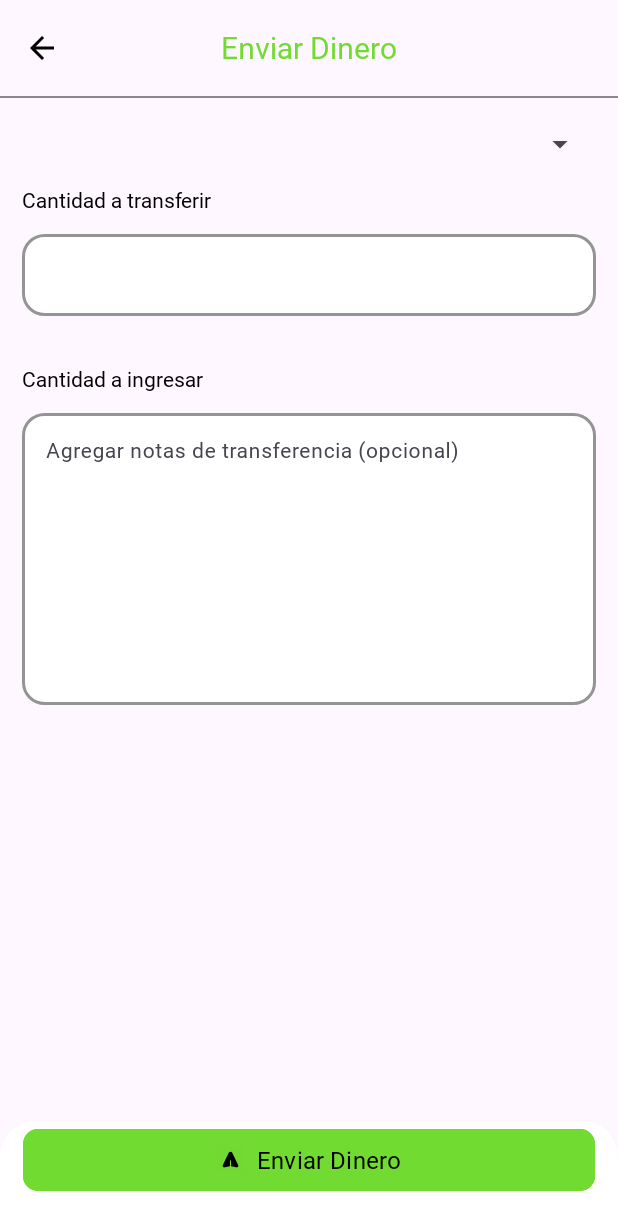
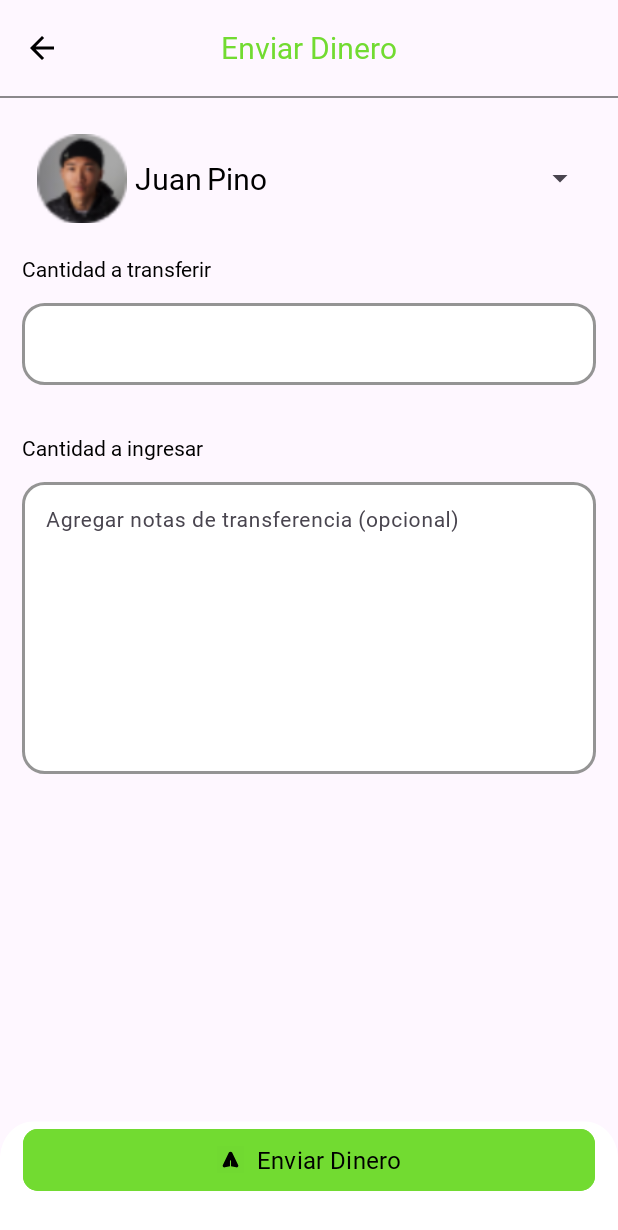
Before and after one commit to Jvbass/VirtualWalletArqLifeCycle, an Android app: the TransactionSend screen opened through its navigation route, after a tap on "Enviar Dinero", on a phone screen of 412 x 824 dp. Shown: the top 1230 px of the screen. Run offline under Robolectric (Android 15) with nearby library versions, the phone set to English and light mode, and no system bars.

Commit message:
Agrega imagen de usuario del recycler en el spinner de usuarios. Implementa funcionalidad par filtrar a usuario conectado y no mostrarlo en spinner

```diff
--- a/app/src/main/java/cl/jpinodev/walletarqlifecycle/feature_usuario/presentation/adapter/UsersAdapter.kt
+++ b/app/src/main/java/cl/jpinodev/walletarqlifecycle/feature_usuario/presentation/adapter/UsersAdapter.kt
@@ -5,35 +5,54 @@ import android.view.LayoutInflater
 import android.view.View
 import android.view.ViewGroup
 import android.widget.BaseAdapter
+import android.widget.ImageView
 import android.widget.TextView
 import cl.jpinodev.walletarqlifecycle.R
 import cl.jpinodev.walletarqlifecycle.feature_usuario.data.model.Usuario
+import cl.jpinodev.walletarqlifecycle.feature_usuario.presentation.viewmodel.WalletViewModel
 
 /*
 * Adaptador para mostrar una lista de usuarios en un Spinner.
 * Usamos BaseAdapter() para crear un adaptador base para que el Spinner sea soportado sin implementar
 * todos los métodos de la interfaz SpinnerAdapter.
  */
-class UsersAdapter(private val context: Context, private val usuarios: List<Usuario>) : BaseAdapter() {
+class UsersAdapter(private val context: Context, private val usuarios: List<Usuario>, private val viewModel: WalletViewModel) :
+    BaseAdapter() {
+
+    private val filteredUsuarios: List<Usuario> = usuarios.filter {
+        it.user_id != viewModel.usuarioConectado.value?.user_id
+    }
+
     override fun getCount(): Int {
-        return usuarios.size
+        return filteredUsuarios.size
     }
+
     override fun getItem(position: Int): Any {
-        return usuarios[position]
+        return filteredUsuarios[position]
     }
+
     override fun getItemId(position: Int): Long {
         return position.toLong()
     }
-       override fun getView(position: Int, convertView: View?, parent: ViewGroup?): View {
-        val view = convertView ?: LayoutInflater.from(context).inflate(R.layout.users_item, parent, false)
-        val usuario = usuarios[position]
+
+    override fun getView(position: Int, convertView: View?, parent: ViewGroup?): View {
+        val view =
+            convertView ?: LayoutInflater.from(context).inflate(R.layout.users_item, parent, false)
+        val usuario = filteredUsuarios[position]
+        val imageResource = viewModel.getUserImageResource(usuario.user_id)
+
         val nombreUsuario = view.findViewById<TextView>(R.id.nombreUsuario)
         val apellidoUsuario = view.findViewById<TextView>(R.id.apellidoUsuario)
+        val imageUsuario = view.findViewById<ImageView>(R.id.imageUsuario)
+
         nombreUsuario.text = usuario.nombre
         apellidoUsuario.text = usuario.apellido
+        imageUsuario.setImageResource(imageResource)
+
         return view
     }
-      override fun getDropDownView(position: Int, convertView: View?, parent: ViewGroup?): View {
+
+    override fun getDropDownView(position: Int, convertView: View?, parent: ViewGroup?): View {
         return getView(position, convertView, parent)
     }
-  }
+}
```
